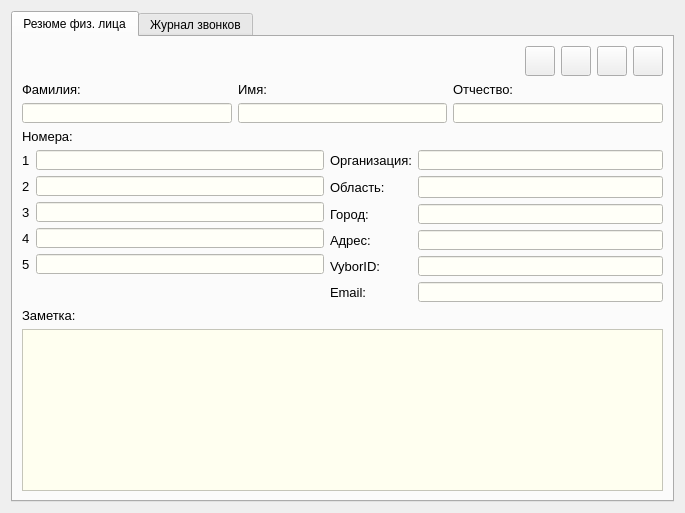
Before: the Qt Designer form src/ViewContactDialog.ui in okostynchuk/Outcall, drawn with Qt 5.
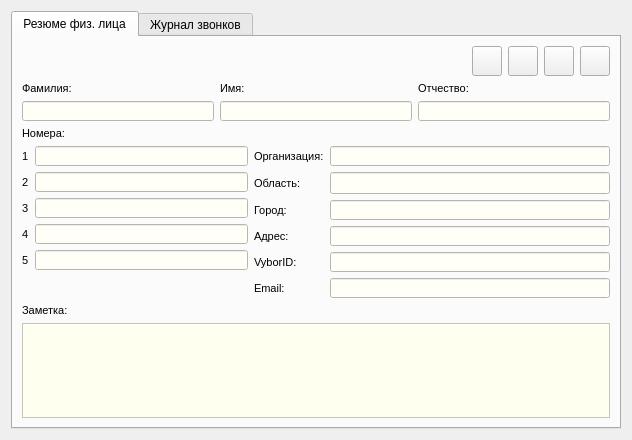
After: the same form once the commit is applied. The open tabs and pages were chosen to show the change. Icons and pictures are not drawn.

Patch:
```diff
--- a/src/ViewContactDialog.ui
+++ b/src/ViewContactDialog.ui
@@ -6,8 +6,8 @@
    <rect>
     <x>0</x>
     <y>0</y>
-    <width>685</width>
-    <height>513</height>
+    <width>632</width>
+    <height>440</height>
    </rect>
   </property>
   <property name="minimumSize">
@@ -223,7 +223,7 @@
             <widget class="QLabel" name="label_2">
              <property name="font">
               <font>
-               <pointsize>10</pointsize>
+               <pointsize>8</pointsize>
               </font>
              </property>
              <property name="text">
@@ -238,7 +238,7 @@
             <widget class="QLabel" name="label_3">
              <property name="font">
               <font>
-               <pointsize>10</pointsize>
+               <pointsize>8</pointsize>
               </font>
              </property>
              <property name="text">
@@ -253,7 +253,7 @@
             <widget class="QLabel" name="label_4">
              <property name="font">
               <font>
-               <pointsize>10</pointsize>
+               <pointsize>8</pointsize>
               </font>
              </property>
              <property name="text">
@@ -347,7 +347,7 @@
         <widget class="QLabel" name="label_5">
          <property name="font">
           <font>
-           <pointsize>10</pointsize>
+           <pointsize>8</pointsize>
           </font>
          </property>
          <property name="text">
@@ -363,7 +363,7 @@
             <widget class="QLineEdit" name="fourthNumber">
              <property name="minimumSize">
               <size>
-               <width>245</width>
+               <width>210</width>
                <height>20</height>
               </size>
              </property>
@@ -387,7 +387,7 @@
             <widget class="QLineEdit" name="fifthNumber">
              <property name="minimumSize">
               <size>
-               <width>245</width>
+               <width>210</width>
                <height>20</height>
               </size>
              </property>
@@ -411,7 +411,7 @@
             <widget class="QLabel" name="label_7">
              <property name="font">
               <font>
-               <pointsize>10</pointsize>
+               <pointsize>8</pointsize>
               </font>
              </property>
              <property name="text">
@@ -423,7 +423,7 @@
             <widget class="QLabel" name="label_8">
              <property name="font">
               <font>
-               <pointsize>10</pointsize>
+               <pointsize>8</pointsize>
               </font>
              </property>
              <property name="text">
@@ -435,7 +435,7 @@
             <widget class="QLabel" name="label_19">
              <property name="font">
               <font>
-               <pointsize>10</pointsize>
+               <pointsize>8</pointsize>
               </font>
              </property>
              <property name="text">
@@ -447,7 +447,7 @@
             <widget class="QLabel" name="label_18">
              <property name="font">
               <font>
-               <pointsize>10</pointsize>
+               <pointsize>8</pointsize>
               </font>
              </property>
              <property name="text">
@@ -459,7 +459,7 @@
             <widget class="QLabel" name="label_6">
              <property name="font">
               <font>
-               <pointsize>10</pointsize>
+               <pointsize>8</pointsize>
               </font>
              </property>
              <property name="text">
@@ -471,7 +471,7 @@
             <widget class="QLineEdit" name="thirdNumber">
              <property name="minimumSize">
               <size>
-               <width>245</width>
+               <width>210</width>
                <height>20</height>
               </size>
              </property>
@@ -495,7 +495,7 @@
             <widget class="QLineEdit" name="secondNumber">
              <property name="minimumSize">
               <size>
-               <width>245</width>
+               <width>210</width>
                <height>20</height>
               </size>
              </property>
@@ -519,7 +519,7 @@
             <widget class="QLineEdit" name="firstNumber">
              <property name="minimumSize">
               <size>
-               <width>245</width>
+               <width>210</width>
                <height>20</height>
               </size>
              </property>
@@ -539,7 +539,7 @@
              </property>
             </widget>
            </item>
-           <item row="5" column="1">
+           <item row="5" column="0" colspan="2">
             <spacer name="verticalSpacer">
              <property name="orientation">
               <enum>Qt::Vertical</enum>
@@ -560,7 +560,7 @@
             <widget class="QLineEdit" name="city">
              <property name="minimumSize">
               <size>
-               <width>245</width>
+               <width>280</width>
                <height>20</height>
               </size>
              </property>
@@ -584,7 +584,7 @@
             <widget class="QLineEdit" name="organization">
              <property name="minimumSize">
               <size>
-               <width>245</width>
+               <width>280</width>
                <height>20</height>
               </size>
              </property>
@@ -608,7 +608,7 @@
             <widget class="QLabel" name="label">
              <property name="font">
               <font>
-               <pointsize>10</pointsize>
+               <pointsize>8</pointsize>
               </font>
              </property>
              <property name="text">
@@ -620,7 +620,7 @@
             <widget class="QLabel" name="label_12">
              <property name="font">
               <font>
-               <pointsize>10</pointsize>
+               <pointsize>8</pointsize>
               </font>
              </property>
              <property name="text">
@@ -632,7 +632,7 @@
             <widget class="QLabel" name="label_10">
              <property name="font">
               <font>
-               <pointsize>10</pointsize>
+               <pointsize>8</pointsize>
               </font>
              </property>
              <property name="text">
@@ -644,7 +644,7 @@
             <widget class="QLabel" name="label_11">
              <property name="font">
               <font>
-               <pointsize>10</pointsize>
+               <pointsize>8</pointsize>
               </font>
              </property>
              <property name="text">
@@ -656,7 +656,7 @@
             <widget class="QLineEdit" name="vyborId">
              <property name="minimumSize">
               <size>
-               <width>245</width>
+               <width>280</width>
                <height>20</height>
               </size>
              </property>
@@ -680,7 +680,7 @@
             <widget class="QLineEdit" name="address">
              <property name="minimumSize">
               <size>
-               <width>245</width>
+               <width>280</width>
                <height>20</height>
               </size>
              </property>
@@ -704,7 +704,7 @@
             <widget class="QLineEdit" name="email">
              <property name="minimumSize">
               <size>
-               <width>245</width>
+               <width>280</width>
                <height>20</height>
               </size>
              </property>
@@ -728,7 +728,7 @@
             <widget class="QLabel" name="label_9">
              <property name="font">
               <font>
-               <pointsize>10</pointsize>
+               <pointsize>8</pointsize>
               </font>
              </property>
              <property name="text">
@@ -738,6 +738,12 @@
            </item>
            <item row="1" column="1">
             <widget class="QLineEdit" name="region">
+             <property name="minimumSize">
+              <size>
+               <width>280</width>
+               <height>0</height>
+              </size>
+             </property>
              <property name="styleSheet">
               <string notr="true">*{
 background-color: #fffff8;
@@ -752,7 +758,7 @@
             <widget class="QLabel" name="label_15">
              <property name="font">
               <font>
-               <pointsize>10</pointsize>
+               <pointsize>8</pointsize>
               </font>
              </property>
              <property name="text">
@@ -766,20 +772,14 @@
        </item>
        <item row="3" column="0">
         <layout class="QGridLayout" name="gridLayout_7">
-         <item row="0" column="0">
-          <widget class="QLabel" name="label_17">
-           <property name="font">
-            <font>
-             <pointsize>10</pointsize>
-            </font>
-           </property>
-           <property name="text">
-            <string>Заметка:</string>
-           </property>
-          </widget>
-         </item>
          <item row="1" column="0" colspan="3">
           <widget class="QTextEdit" name="comment">
+           <property name="minimumSize">
+            <size>
+             <width>0</width>
+             <height>90</height>
+            </size>
+           </property>
            <property name="focusPolicy">
             <enum>Qt::StrongFocus</enum>
            </property>
@@ -805,6 +805,18 @@
            </property>
           </widget>
          </item>
+         <item row="0" column="0" colspan="3">
+          <widget class="QLabel" name="label_17">
+           <property name="font">
+            <font>
+             <pointsize>8</pointsize>
+            </font>
+           </property>
+           <property name="text">
+            <string>Заметка:</string>
+           </property>
+          </widget>
+         </item>
         </layout>
        </item>
       </layout>
```
Left out of the diff: 2 changed lines with no effect on the pictures.
